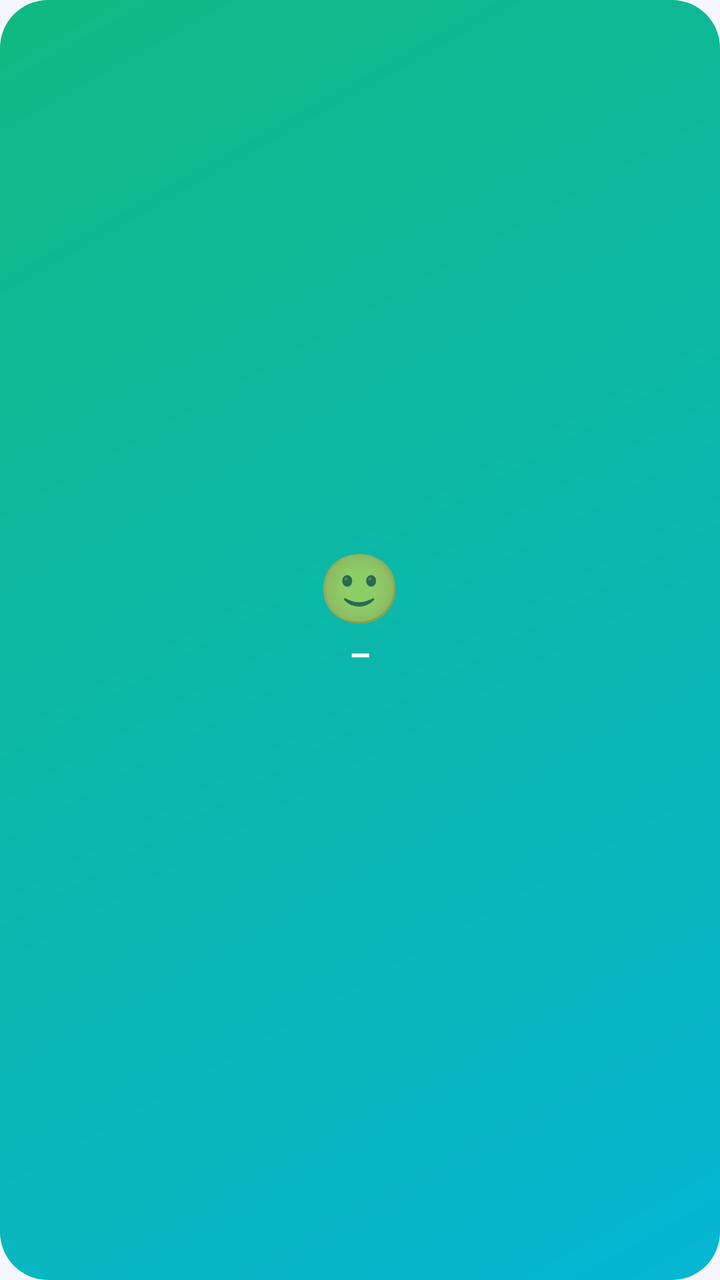
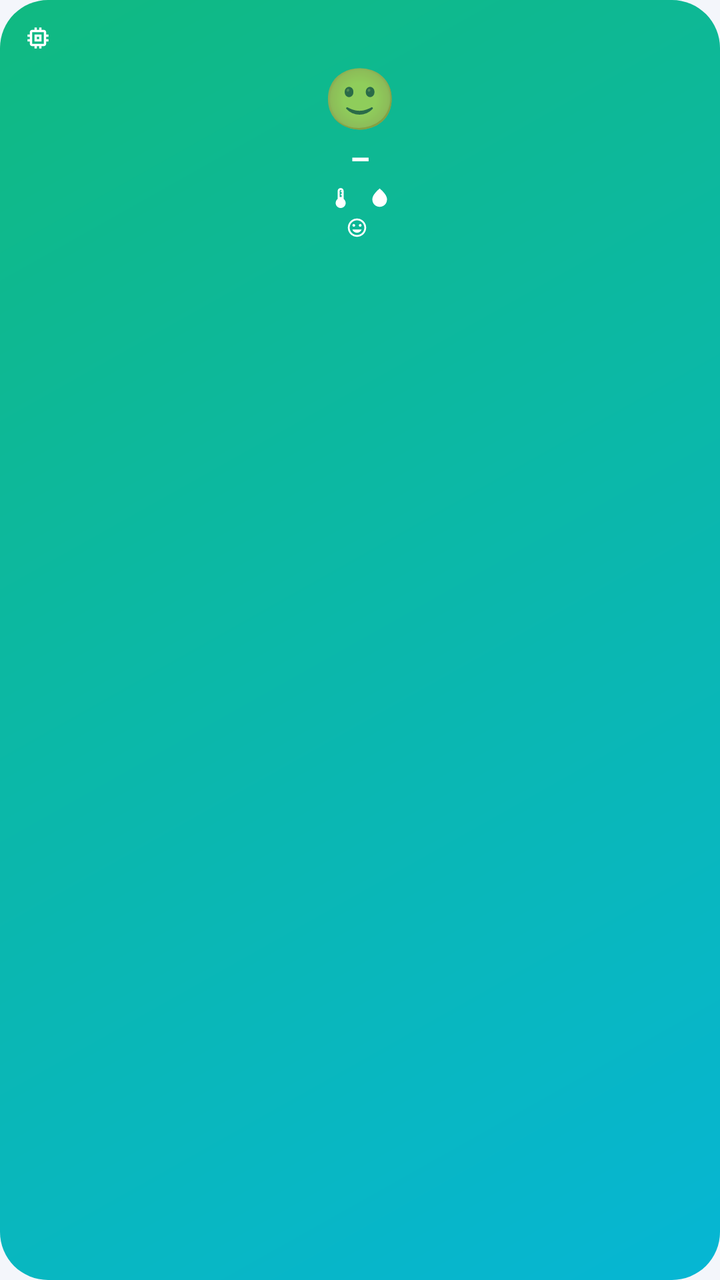

Compare the two renders of this Android layout. The source of the first and the diff that turns it into the second are given below.
<!-- AndroidManifest.xml: application theme AppTheme -->
<!-- res/layout/widget_10.xml -->
<?xml version="1.0" encoding="utf-8"?>
<LinearLayout xmlns:android="http://schemas.android.com/apk/res/android" android:id="@+id/root" android:layout_width="match_parent" android:layout_height="match_parent"
    android:orientation="vertical" android:gravity="center" android:padding="12dp" android:background="@drawable/bg_good">
    <TextView android:id="@+id/tEmoji" android:layout_width="wrap_content" android:layout_height="wrap_content" android:textSize="34sp" android:text="🙂" />
    <TextView android:id="@+id/tComfort" android:layout_width="wrap_content" android:layout_height="wrap_content"
        android:textColor="#FFFFFFFF" android:textSize="17sp" android:textStyle="bold" android:maxLines="1" android:text="–" />
    <TextView android:id="@+id/tDew" android:layout_width="wrap_content" android:layout_height="wrap_content"
        android:textColor="#E6FFFFFF" android:textSize="11sp" android:maxLines="1" />
    <TextView android:id="@+id/tName" android:layout_width="wrap_content" android:layout_height="wrap_content" android:layout_marginTop="2dp"
        android:textColor="#BBFFFFFF" android:textSize="11sp" android:maxLines="1" android:ellipsize="end" />
</LinearLayout>
<!-- resources referenced by this layout -->
<resources>
  <!-- unchanged entries left out for length: 2 -->
</resources>

<!-- the commit's change to res/layout/widget_10.xml (unified diff, before → after) -->
@@ -1,11 +1,50 @@
 <?xml version="1.0" encoding="utf-8"?>
-<LinearLayout xmlns:android="http://schemas.android.com/apk/res/android" android:id="@+id/root" android:layout_width="match_parent" android:layout_height="match_parent"
-    android:orientation="vertical" android:gravity="center" android:padding="12dp" android:background="@drawable/bg_good">
-    <TextView android:id="@+id/tEmoji" android:layout_width="wrap_content" android:layout_height="wrap_content" android:textSize="34sp" android:text="🙂" />
-    <TextView android:id="@+id/tComfort" android:layout_width="wrap_content" android:layout_height="wrap_content"
-        android:textColor="#FFFFFFFF" android:textSize="17sp" android:textStyle="bold" android:maxLines="1" android:text="–" />
-    <TextView android:id="@+id/tDew" android:layout_width="wrap_content" android:layout_height="wrap_content"
-        android:textColor="#E6FFFFFF" android:textSize="11sp" android:maxLines="1" />
-    <TextView android:id="@+id/tName" android:layout_width="wrap_content" android:layout_height="wrap_content" android:layout_marginTop="2dp"
-        android:textColor="#BBFFFFFF" android:textSize="11sp" android:maxLines="1" android:ellipsize="end" />
+<LinearLayout xmlns:android="http://schemas.android.com/apk/res/android" android:id="@+id/root" android:layout_width="match_parent" android:layout_height="match_parent" android:orientation="vertical" android:gravity="top" android:padding="12dp" android:background="@drawable/bg_good">
+<LinearLayout android:layout_width="match_parent" android:layout_height="wrap_content" android:orientation="horizontal" android:gravity="center_vertical">
+  <ImageView android:layout_width="14dp" android:layout_height="14dp" android:layout_marginEnd="5dp" android:src="@drawable/ic_sensor" android:tint="#E6FFFFFF" android:importantForAccessibility="no" />
+  <TextView android:id="@+id/tName" android:layout_width="0dp" android:layout_height="wrap_content" android:textColor="#DDFFFFFF" android:textSize="11sp" android:textStyle="bold" android:maxLines="1" android:ellipsize="end" android:includeFontPadding="false" android:layout_weight="1" />
 </LinearLayout>
+<TextView android:id="@+id/tEmoji" android:layout_width="wrap_content" android:layout_height="wrap_content" android:layout_gravity="center_horizontal" android:layout_marginTop="2dp" android:textSize="30sp" android:text="🙂" />
+<TextView android:id="@+id/tComfort" android:layout_width="wrap_content" android:layout_height="wrap_content" android:layout_gravity="center_horizontal" android:textColor="#FFFFFFFF" android:textSize="16sp" android:textStyle="bold" android:maxLines="1" android:text="–" />
+<LinearLayout android:layout_width="match_parent" android:layout_height="wrap_content" android:orientation="horizontal" android:gravity="center" android:layout_marginTop="2dp">
+  <ImageView android:layout_width="12dp" android:layout_height="12dp" android:src="@drawable/ic_thermo" android:tint="#FFFFFFFF" android:importantForAccessibility="no" />
+  <TextView android:id="@+id/tTemp" android:layout_width="wrap_content" android:layout_height="wrap_content" android:textColor="#FFFFFFFF" android:textSize="12sp" android:maxLines="1" android:ellipsize="end" android:includeFontPadding="false" />
+  <ImageView android:layout_width="11dp" android:layout_height="11dp" android:layout_marginStart="8dp" android:src="@drawable/ic_drop" android:tint="#FFFFFFFF" android:importantForAccessibility="no" />
+  <TextView android:id="@+id/tHum" android:layout_width="wrap_content" android:layout_height="wrap_content" android:textColor="#FFFFFFFF" android:textSize="12sp" android:maxLines="1" android:ellipsize="end" android:includeFontPadding="false" />
+</LinearLayout>
+<LinearLayout android:layout_width="match_parent" android:layout_height="wrap_content" android:orientation="horizontal" android:gravity="center" android:layout_marginTop="2dp">
+  <ImageView android:layout_width="11dp" android:layout_height="11dp" android:layout_marginEnd="3dp" android:src="@drawable/ic_mood" android:tint="#E6FFFFFF" android:importantForAccessibility="no" />
+  <TextView android:id="@+id/tDew" android:layout_width="wrap_content" android:layout_height="wrap_content" android:textColor="#E6FFFFFF" android:textSize="10sp" android:maxLines="1" android:ellipsize="end" android:includeFontPadding="false" />
+</LinearLayout>
+<include layout="@layout/widget_info_block" />
+</LinearLayout>
+<!-- res/layout/widget_info_block.xml (included above) -->
+<?xml version="1.0" encoding="utf-8"?>
+<LinearLayout xmlns:android="http://schemas.android.com/apk/res/android" android:id="@+id/infoBlock" android:layout_width="match_parent" android:layout_height="wrap_content" android:orientation="vertical" android:layout_marginTop="4dp">
+<LinearLayout android:id="@+id/rowPlace" android:layout_width="match_parent" android:layout_height="wrap_content" android:orientation="horizontal" android:gravity="center_vertical" android:visibility="gone" android:layout_marginTop="2dp">
+  <ImageView android:layout_width="11dp" android:layout_height="11dp" android:layout_marginEnd="4dp" android:src="@drawable/ic_place" android:tint="#CCFFFFFF" android:importantForAccessibility="no" />
+  <TextView android:id="@+id/tPlace" android:layout_width="0dp" android:layout_height="wrap_content" android:textColor="#DDFFFFFF" android:textSize="10sp" android:maxLines="1" android:ellipsize="end" android:includeFontPadding="false" android:layout_weight="1" />
+</LinearLayout>
+<LinearLayout android:id="@+id/rowClock" android:layout_width="match_parent" android:layout_height="wrap_content" android:orientation="horizontal" android:gravity="center_vertical" android:visibility="gone" android:layout_marginTop="2dp">
+  <LinearLayout android:id="@+id/grpTime" android:layout_width="wrap_content" android:layout_height="wrap_content" android:gravity="center_vertical" android:layout_marginEnd="8dp">
+    <ImageView android:layout_width="11dp" android:layout_height="11dp" android:layout_marginEnd="4dp" android:src="@drawable/ic_clock" android:tint="#CCFFFFFF" android:importantForAccessibility="no" />
+    <TextClock android:id="@+id/clockTime" android:layout_width="wrap_content" android:layout_height="wrap_content" android:format24Hour="HH:mm" android:format12Hour="HH:mm" android:textColor="#FFFFFFFF" android:textSize="11sp" android:textStyle="bold" android:includeFontPadding="false" />
+  </LinearLayout>
+  <LinearLayout android:id="@+id/grpDate" android:layout_width="0dp" android:layout_weight="1" android:layout_height="wrap_content" android:gravity="center_vertical">
+    <ImageView android:layout_width="11dp" android:layout_height="11dp" android:layout_marginEnd="4dp" android:src="@drawable/ic_calendar" android:tint="#CCFFFFFF" android:importantForAccessibility="no" />
+    <TextClock android:id="@+id/clockDate" android:layout_width="wrap_content" android:layout_height="wrap_content" android:format24Hour="EEE d. MMM yyyy" android:format12Hour="EEE d. MMM yyyy" android:textColor="#DDFFFFFF" android:textSize="10sp" android:maxLines="1" android:includeFontPadding="false" />
+  </LinearLayout>
+</LinearLayout>
+<LinearLayout android:id="@+id/rowExtra" android:layout_width="match_parent" android:layout_height="wrap_content" android:orientation="horizontal" android:gravity="center_vertical" android:visibility="gone" android:layout_marginTop="2dp">
+  <ImageView android:layout_width="11dp" android:layout_height="11dp" android:layout_marginEnd="4dp" android:src="@drawable/ic_mood" android:tint="#CCFFFFFF" android:importantForAccessibility="no" />
+  <TextView android:id="@+id/tExtra" android:layout_width="0dp" android:layout_height="wrap_content" android:textColor="#DDFFFFFF" android:textSize="10sp" android:maxLines="1" android:ellipsize="end" android:includeFontPadding="false" android:layout_weight="1" />
+</LinearLayout>
+<LinearLayout android:id="@+id/rowToday" android:layout_width="match_parent" android:layout_height="wrap_content" android:orientation="horizontal" android:gravity="center_vertical" android:visibility="gone" android:layout_marginTop="2dp">
+  <ImageView android:layout_width="11dp" android:layout_height="11dp" android:layout_marginEnd="4dp" android:src="@drawable/ic_chart" android:tint="#CCFFFFFF" android:importantForAccessibility="no" />
+  <TextView android:id="@+id/tToday" android:layout_width="0dp" android:layout_height="wrap_content" android:textColor="#DDFFFFFF" android:textSize="10sp" android:maxLines="1" android:ellipsize="end" android:includeFontPadding="false" android:layout_weight="1" />
+</LinearLayout>
+<LinearLayout android:id="@+id/rowUpdated" android:layout_width="match_parent" android:layout_height="wrap_content" android:orientation="horizontal" android:gravity="center_vertical" android:visibility="gone" android:layout_marginTop="2dp">
+  <ImageView android:layout_width="11dp" android:layout_height="11dp" android:layout_marginEnd="4dp" android:src="@drawable/ic_sync" android:tint="#AAFFFFFF" android:importantForAccessibility="no" />
+  <TextView android:id="@+id/tUpdatedAt" android:layout_width="0dp" android:layout_height="wrap_content" android:textColor="#AAFFFFFF" android:textSize="10sp" android:maxLines="1" android:ellipsize="end" android:includeFontPadding="false" android:layout_weight="1" />
+</LinearLayout>
+</LinearLayout>
<!-- resource entries referenced after the edit -->
@@ -1,5 +1,50 @@
 <!-- resources referenced by this layout -->
 <resources>
+  <!-- drawable ic_calendar (drawable) -->
+  <?xml version="1.0" encoding="utf-8"?>
+  <vector xmlns:android="http://schemas.android.com/apk/res/android" android:width="24dp" android:height="24dp" android:viewportWidth="24" android:viewportHeight="24">
+      <path android:fillColor="#FFFFFFFF" android:pathData="M19,3h-1V1h-2v2H8V1H6v2H5c-1.11,0 -1.99,0.9 -1.99,2L3,19c0,1.1 0.89,2 2,2h14c1.1,0 2,-0.9 2,-2V5c0,-1.1 -0.9,-2 -2,-2zM19,19H5V8h14v11zM7,10h5v5H7z" />
+  </vector>
+  <!-- drawable ic_chart (drawable) -->
+  <?xml version="1.0" encoding="utf-8"?>
+  <vector xmlns:android="http://schemas.android.com/apk/res/android" android:width="24dp" android:height="24dp" android:viewportWidth="24" android:viewportHeight="24">
+      <path android:fillColor="#FFFFFFFF" android:pathData="M3.5,18.49l6,-6.01 4,4L22,6.92l-1.41,-1.41 -7.09,7.97 -4,-4L2,16.99z" />
+  </vector>
+  <!-- drawable ic_clock (drawable) -->
+  <?xml version="1.0" encoding="utf-8"?>
+  <vector xmlns:android="http://schemas.android.com/apk/res/android" android:width="24dp" android:height="24dp" android:viewportWidth="24" android:viewportHeight="24">
+      <path android:fillColor="#FFFFFFFF" android:pathData="M11.99,2C6.47,2 2,6.48 2,12s4.47,10 9.99,10C17.52,22 22,17.52 22,12S17.52,2 11.99,2zM12,20c-4.42,0 -8,-3.58 -8,-8s3.58,-8 8,-8 8,3.58 8,8 -3.58,8 -8,8zM12.5,7H11v6l5.25,3.15 0.75,-1.23 -4.5,-2.67z" />
+  </vector>
+  <!-- drawable ic_drop (drawable) -->
+  <?xml version="1.0" encoding="utf-8"?>
+  <vector xmlns:android="http://schemas.android.com/apk/res/android" android:width="24dp" android:height="24dp" android:viewportWidth="24" android:viewportHeight="24">
+      <path android:fillColor="#FFFFFFFF" android:pathData="M12,2c-5.33,4.55 -8,8.48 -8,11.8c0,4.98 3.8,8.2 8,8.2s8,-3.22 8,-8.2C20,10.48 17.33,6.55 12,2z" />
+  </vector>
+  <!-- drawable ic_mood (drawable) -->
+  <?xml version="1.0" encoding="utf-8"?>
+  <vector xmlns:android="http://schemas.android.com/apk/res/android" android:width="24dp" android:height="24dp" android:viewportWidth="24" android:viewportHeight="24">
+      <path android:fillColor="#FFFFFFFF" android:pathData="M11.99,2C6.47,2 2,6.48 2,12s4.47,10 9.99,10C17.52,22 22,17.52 22,12S17.52,2 11.99,2zM12,20c-4.42,0 -8,-3.58 -8,-8s3.58,-8 8,-8 8,3.58 8,8 -3.58,8 -8,8zM15.5,11c0.83,0 1.5,-0.67 1.5,-1.5S16.33,8 15.5,8 14,8.67 14,9.5s0.67,1.5 1.5,1.5zM8.5,11c0.83,0 1.5,-0.67 1.5,-1.5S9.33,8 8.5,8 7,8.67 7,9.5 7.67,11 8.5,11zM12,17.5c2.33,0 4.31,-1.46 5.11,-3.5H6.89c0.8,2.04 2.78,3.5 5.11,3.5z" />
+  </vector>
+  <!-- drawable ic_place (drawable) -->
+  <?xml version="1.0" encoding="utf-8"?>
+  <vector xmlns:android="http://schemas.android.com/apk/res/android" android:width="24dp" android:height="24dp" android:viewportWidth="24" android:viewportHeight="24">
+      <path android:fillColor="#FFFFFFFF" android:pathData="M12,2C8.13,2 5,5.13 5,9c0,5.25 7,13 7,13s7,-7.75 7,-13c0,-3.87 -3.13,-7 -7,-7zM12,11.5c-1.38,0 -2.5,-1.12 -2.5,-2.5s1.12,-2.5 2.5,-2.5 2.5,1.12 2.5,2.5 -1.12,2.5 -2.5,2.5z" />
+  </vector>
+  <!-- drawable ic_sensor (drawable) -->
+  <?xml version="1.0" encoding="utf-8"?>
+  <vector xmlns:android="http://schemas.android.com/apk/res/android" android:width="24dp" android:height="24dp" android:viewportWidth="24" android:viewportHeight="24">
+      <path android:fillColor="#FFFFFFFF" android:pathData="M15,9H9v6h6V9zM13,13h-2v-2h2v2zM21,11V9h-2V7c0,-1.1 -0.9,-2 -2,-2h-2V3h-2v2h-2V3H9v2H7c-1.1,0 -2,0.9 -2,2v2H3v2h2v2H3v2h2v2c0,1.1 0.9,2 2,2h2v2h2v-2h2v2h2v-2h2c1.1,0 2,-0.9 2,-2v-2h2v-2h-2v-2h2zM17,17H7V7h10v10z" />
+  </vector>
+  <!-- drawable ic_sync (drawable) -->
+  <?xml version="1.0" encoding="utf-8"?>
+  <vector xmlns:android="http://schemas.android.com/apk/res/android" android:width="24dp" android:height="24dp" android:viewportWidth="24" android:viewportHeight="24">
+      <path android:fillColor="#FFFFFFFF" android:pathData="M12,4V1L8,5l4,4V6c3.31,0 6,2.69 6,6 0,1.01 -0.25,1.97 -0.7,2.8l1.46,1.46C19.54,15.03 20,13.57 20,12c0,-4.42 -3.58,-8 -8,-8zM12,18c-3.31,0 -6,-2.69 -6,-6 0,-1.01 0.25,-1.97 0.7,-2.8L5.24,7.74C4.46,8.97 4,10.43 4,12c0,4.42 3.58,8 8,8v3l4,-4 -4,-4v3z" />
+  </vector>
+  <!-- drawable ic_thermo (drawable) -->
+  <?xml version="1.0" encoding="utf-8"?>
+  <vector xmlns:android="http://schemas.android.com/apk/res/android" android:width="24dp" android:height="24dp" android:viewportWidth="24" android:viewportHeight="24">
+      <path android:fillColor="#FFFFFFFF" android:pathData="M15,13V5c0,-1.66 -1.34,-3 -3,-3S9,3.34 9,5v8c-1.21,0.91 -2,2.37 -2,4 0,2.76 2.24,5 5,5s5,-2.24 5,-5c0,-1.63 -0.79,-3.09 -2,-4zM11,5c0,-0.55 0.45,-1 1,-1s1,0.45 1,1h-1v1h1v2h-1v1h1v2h-2V5z" />
+  </vector>
   <!-- unchanged entries left out for length: 2 -->
 </resources>
 
